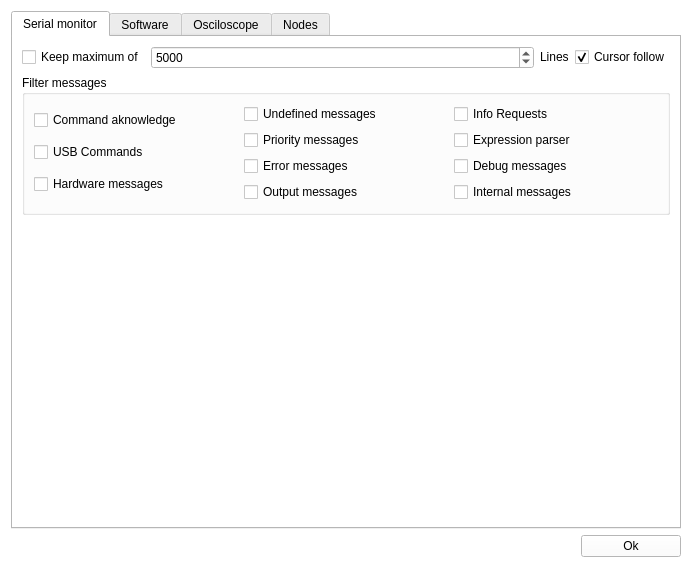
Old version of the form farconfig/preferences.ui in the repository Knaster/EkdahlFarConfig.
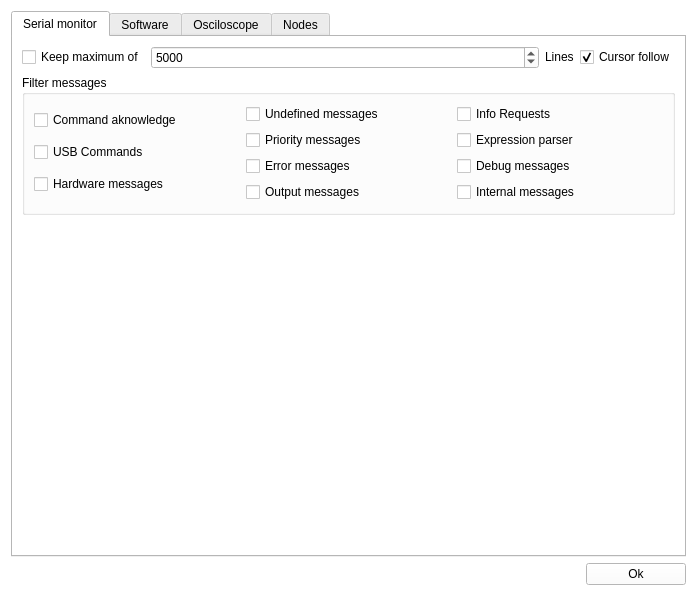
New version of the form. The open tabs and pages were chosen to show the change.

```diff
--- a/farconfig/preferences.ui
+++ b/farconfig/preferences.ui
@@ -6,8 +6,8 @@
    <rect>
     <x>0</x>
     <y>0</y>
-    <width>692</width>
-    <height>568</height>
+    <width>697</width>
+    <height>596</height>
    </rect>
   </property>
   <property name="palette">
```
Left out of the diff: 6 changed lines with no effect on the pictures.
